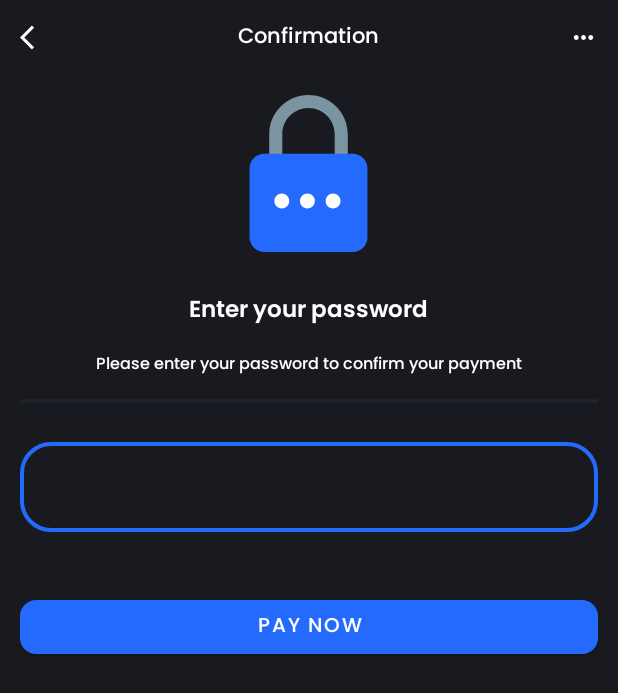
After one commit to KEVINGILBERTTODING/E-Wallet-Scanner-UI-App, an Android app: the fragment ConfirmationFragment shown on its own in the app's theme, on a phone screen of 412 x 824 dp. The commit adds this screen. Shown: the top 693 px of the screen. Run offline under Robolectric (Android 15) with nearby library versions, the phone set to English and light mode, and no system bars; our stand-ins replace sdp/ssp sizes; 5 statements that could not run were skipped.

Commit message:
add password confirmation transaction

```diff
--- /dev/null
+++ b/app/src/main/java/com/example/myapplication/Fragment/ConfirmationFragment.java
@@ -0,0 +1,102 @@
+package com.example.myapplication.Fragment;
+
+import android.os.Bundle;
+
+import androidx.fragment.app.Fragment;
+import androidx.fragment.app.FragmentTransaction;
+
+import android.util.Log;
+import android.view.LayoutInflater;
+import android.view.View;
+import android.view.ViewGroup;
+import android.widget.Button;
+import android.widget.EditText;
+import android.widget.Toast;
+
+import com.example.myapplication.Interface.MyInterface;
+import com.example.myapplication.Model.MyModel;
+import com.example.myapplication.R;
+import com.example.myapplication.Util.DataApi;
+import com.google.android.material.snackbar.Snackbar;
+
+import java.util.List;
+
+import retrofit2.Call;
+import retrofit2.Callback;
+import retrofit2.Response;
+
+public class ConfirmationFragment extends Fragment {
+    EditText edtPassword;
+    Button btnConfirm;
+    Integer total, user_id = 1;
+    String date, username, productName, productId;
+
+
+
+    @Override
+    public View onCreateView(LayoutInflater inflater, ViewGroup container,
+                             Bundle savedInstanceState) {
+        // Inflate the layout for this fragment
+        View view =  inflater.inflate(R.layout.fragment_confirmation, container, false);
+
+        edtPassword = view.findViewById(R.id.edt_password);
+        btnConfirm = view.findViewById(R.id.btn_confirm);
+
+        // Get value from bundel
+        date = getArguments().getString("date");
+        total = getArguments().getInt("total");
+        username = getArguments().getString("username");
+        productName = getArguments().getString("product_name");
+        productId = getArguments().getString("product_id");
+
+
+        btnConfirm.setOnClickListener(view1 -> {
+            getConfirmation();
+        });
+
+
+        return view;
+    }
+
+    // METHOD FOR CONFRIMATION
+    private void getConfirmation(){
+        MyInterface myInterface = DataApi.getClient().create(MyInterface.class);
+        myInterface.checkPassword(user_id, edtPassword.getText().toString()).enqueue(new Callback<MyModel>() {
+            @Override
+            public void onResponse(Call<MyModel> call, Response<MyModel> response) {
+
+                if (response.isSuccessful()){
+                    MyModel myModel = response.body();
+                    if (myModel.getStatus().equals("1")) {
+                        Fragment fragment = new Fragment_receipt();
+                        Bundle bundle = new Bundle();
+                        bundle.putString("date", date);
+                        bundle.putInt("total", total);
+                        bundle.putString("username", username);
+                        bundle.putString("product_name", productName);
+                        bundle.putString("product_id", productId);
+                        fragment.setArguments(bundle);
+
+                        FragmentTransaction ft = getFragmentManager().beginTransaction();
+                        ft.replace(R.id.frame_container, fragment);
+                        ft.commit();
+
+                    } else {
+                        edtPassword.setError("Password invalid");
+                        Toast.makeText(getContext(), "Password invalid", Toast.LENGTH_SHORT).show();
+                    }
+                }
+
+
+            }
+
+            @Override
+            public void onFailure(Call<MyModel> call, Throwable t) {
+                Snackbar.make(getView(), "No connection", Snackbar.LENGTH_SHORT).show();
+                Log.e("MyApp", t.getMessage());
+
+            }
+        });
+
+    }
+}
--- a/app/src/main/java/com/example/myapplication/Fragment/TransactionFragment.java
+++ b/app/src/main/java/com/example/myapplication/Fragment/TransactionFragment.java
@@ -71,12 +71,16 @@ public class TransactionFragment extends Fragment {
         btnBack = view.findViewById(R.id.btn_back);
         btnConfirm = view.findViewById(R.id.btn_confirm);
 
-        if (getArguments() != null) {
+
         productName = getArguments().getString("product_name");
         packageName = getArguments().getString("package_name");
         productId = getArguments().getString("product_id");
         imageProduct = getArguments().getString("image");
-        }
+
+        tv_package_name.setText(packageName);
+        tv_product_name.setText(productName);
+        tv_product_id.setText(productId);
+
 
 
 
@@ -131,7 +135,6 @@ public class TransactionFragment extends Fragment {
             public void onResponse(Call<MyModel> call, Response<MyModel> response) {
                 MyModel myModel = response.body();
                 if (response.isSuccessful()){
-//                    Toast.makeText(getContext(), myModel.getMessage(), Toast.LENGTH_SHORT).show();
 
                     if (myModel.getStatus().equals("1")) {
 
@@ -257,7 +260,7 @@ public class TransactionFragment extends Fragment {
                     MyModel myModel = response.body();
                     if (myModel.getStatus().equals("1")){
 
-                        Fragment fragment = new Fragment_receipt();
+                        Fragment fragment = new ConfirmationFragment();
                         Bundle bundle = new Bundle();
                         bundle.putString("date", currentDateTimeString);
                         bundle.putInt("total", value.intValue());
@@ -288,4 +291,6 @@ public class TransactionFragment extends Fragment {
     }
 
 
+
+
 }
--- a/app/src/main/java/com/example/myapplication/Interface/MyInterface.java
+++ b/app/src/main/java/com/example/myapplication/Interface/MyInterface.java
@@ -64,4 +64,12 @@ public interface MyInterface {
 
     );
 
+    // validation password
+    @FormUrlEncoded
+    @POST("password_validation.php")
+    Call<MyModel> checkPassword(
+            @Field("user_id") Integer user_id,
+            @Field("password") String password
+    );
+
 }
--- /dev/null
+++ b/app/src/main/res/layout/fragment_confirmation.xml
@@ -0,0 +1,138 @@
+<?xml version="1.0" encoding="utf-8"?>
+<RelativeLayout
+    xmlns:android="http://schemas.android.com/apk/res/android"
+    xmlns:tools="http://schemas.android.com/tools"
+    xmlns:app="http://schemas.android.com/apk/res-auto"
+    android:layout_width="match_parent"
+    android:layout_height="match_parent"
+    android:background="@color/background"
+    tools:context=".Fragment.ConfirmationFragment">
+
+    <LinearLayout
+        android:layout_width="match_parent"
+        android:layout_height="match_parent"
+        android:layout_marginStart="@dimen/_10sdp"
+        android:layout_marginTop="@dimen/_10sdp"
+        android:layout_marginEnd="@dimen/_10sdp"
+        android:layout_marginBottom="@dimen/_10sdp"
+        android:orientation="vertical">
+
+        <com.google.android.material.appbar.CollapsingToolbarLayout
+            android:layout_width="match_parent"
+            android:layout_height="wrap_content">
+
+            <RelativeLayout
+                android:layout_width="match_parent"
+                android:layout_height="wrap_content">
+
+                <ImageButton
+                    android:id="@+id/btn_back"
+                    android:layout_width="@dimen/_15sdp"
+                    android:layout_height="@dimen/_15sdp"
+                    android:layout_alignParentLeft="true"
+                    android:layout_centerInParent="true"
+                    android:background="@drawable/ic_back" />
+
+                <TextView
+                    android:layout_width="wrap_content"
+                    android:layout_height="wrap_content"
+                    android:layout_centerInParent="true"
+                    android:fontFamily="@font/popmed"
+                    android:text="Confirmation"
+                    android:textColor="@color/white"
+                    android:textSize="@dimen/_11sdp" />
+
+                <ImageButton
+                    android:id="@+id/btn_more"
+                    android:layout_width="@dimen/_15sdp"
+                    android:layout_height="@dimen/_15sdp"
+                    android:layout_alignParentRight="true"
+                    android:layout_centerInParent="true"
+                    android:background="@drawable/ic_more" />
+
+
+            </RelativeLayout>
+
+        </com.google.android.material.appbar.CollapsingToolbarLayout>
+
+
+            <com.airbnb.lottie.LottieAnimationView
+                android:id="@+id/sad_animation"
+                android:layout_width="@dimen/_100sdp"
+                android:layout_height="@dimen/_100sdp"
+                android:layout_marginTop="@dimen/_10sdp"
+                android:layout_centerInParent="true"
+                android:layout_gravity="center"
+                app:lottie_autoPlay="true"
+                app:lottie_loop="true"
+                app:lottie_rawRes="@raw/password_animation" />
+
+
+
+        <TextView
+            android:id="@+id/tv_package_name"
+            android:layout_width="wrap_content"
+            android:layout_height="wrap_content"
+            android:layout_gravity="center_horizontal"
+            android:layout_marginTop="@dimen/_10sdp"
+            android:layout_marginBottom="@dimen/_10sdp"
+            android:fontFamily="@font/popsem"
+            android:text="Enter your password"
+            android:textColor="@color/white"
+            android:textSize="@dimen/_12ssp" />
+
+        <TextView
+            android:id="@+id/tv_4"
+            android:layout_width="wrap_content"
+            android:layout_height="wrap_content"
+            android:layout_gravity="center_horizontal"
+            android:layout_marginBottom="@dimen/_10sdp"
+            android:fontFamily="@font/popmed"
+            android:gravity="center"
+            android:text="Please enter your password to confirm your payment"
+            android:textColor="@color/white"
+            android:textSize="@dimen/_8ssp" />
+
+        <View
+            android:layout_width="match_parent"
+            android:layout_height="@dimen/_2sdp"
+            android:background="@color/card" />
+
+
+        <RelativeLayout
+            android:layout_width="match_parent"
+            android:layout_height="wrap_content"
+            android:layout_marginTop="@dimen/_20sdp"
+            android:background="@drawable/container_edittext_transaction"
+            android:padding="@dimen/_10sdp">
+
+
+            <EditText
+                android:id="@+id/edt_password"
+                android:layout_width="match_parent"
+                android:layout_height="wrap_content"
+                android:layout_alignParentRight="true"
+                android:layout_centerInParent="true"
+                android:background="@android:color/transparent"
+                android:fontFamily="@font/popsem"
+                android:gravity="end"
+                android:inputType="textPassword"
+                android:textColor="@color/white"
+                android:textSize="@dimen/_15sdp" />
+
+
+        </RelativeLayout>
+
+        <com.google.android.material.button.MaterialButton
+            android:id="@+id/btn_confirm"
+            android:layout_width="match_parent"
+            android:layout_height="wrap_content"
+            android:text="Pay Now"
+            android:fontFamily="@font/popmed"
+            app:backgroundTint="@color/blue"
+            android:textSize="@dimen/_10sdp"
+            android:layout_marginTop="@dimen/_30sdp"
+            app:cornerRadius="@dimen/_8sdp"/>
+    </LinearLayout>
+
+</RelativeLayout>
```
Also changed, not shown: app/src/main/res/raw/password_animation.json (added, +1 -0 lines). Lines whose indentation alone changed are shown as unchanged.
